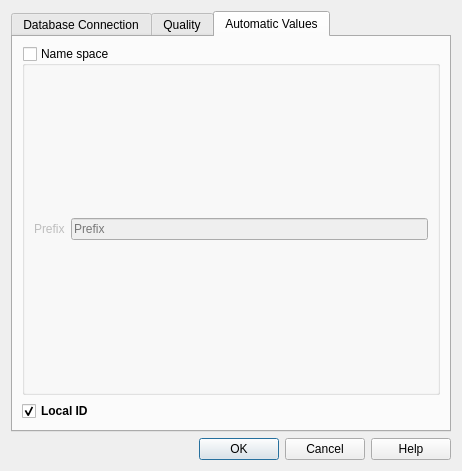
This is asistente_ladm_col/ui/settings_dialog.ui in SwissTierrasColombia/Asistente-LADM-COL as Qt 5 draws it before an edit. The edited form follows.
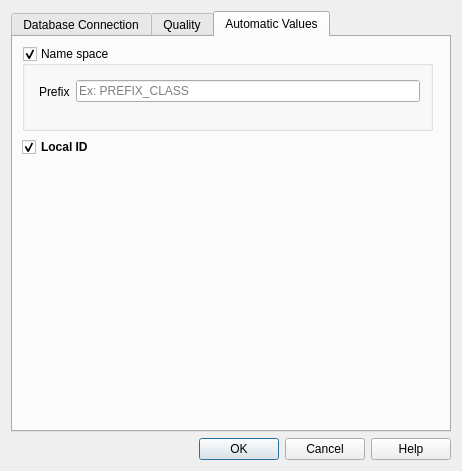
This is the edited form. Custom widgets are drawn as their Qt base class.

```diff
--- a/asistente_ladm_col/ui/settings_dialog.ui
+++ b/asistente_ladm_col/ui/settings_dialog.ui
@@ -30,7 +30,7 @@
      </property>
     </widget>
    </item>
-   <item row="1" column="0">
+   <item row="0" column="0">
     <widget class="QTabWidget" name="tabWidget">
      <property name="currentIndex">
       <number>2</number>
@@ -269,20 +269,39 @@
       <attribute name="title">
        <string>Automatic Values</string>
       </attribute>
+      <widget class="QWidget" name="">
+       <property name="geometry">
+        <rect>
+         <x>9</x>
+         <y>9</y>
+         <width>411</width>
+         <height>111</height>
+        </rect>
+       </property>
       <layout class="QVBoxLayout" name="verticalLayout">
        <item>
         <widget class="QgsCollapsibleGroupBox" name="name_space_collapsible_group_box">
          <property name="title">
           <string>Name space</string>
          </property>
+          <property name="flat">
+           <bool>true</bool>
+          </property>
          <property name="checkable">
           <bool>true</bool>
          </property>
          <property name="checked">
-          <bool>false</bool>
-         </property>
-         <layout class="QGridLayout" name="gridLayout_3">
-          <item row="0" column="0">
+           <bool>true</bool>
+          </property>
+          <widget class="QWidget" name="">
+           <property name="geometry">
+            <rect>
+             <x>17</x>
+             <y>25</y>
+             <width>381</width>
+             <height>41</height>
+            </rect>
+           </property>
            <layout class="QHBoxLayout" name="horizontalLayout_5">
             <item>
              <widget class="QLabel" name="label_7">
@@ -303,14 +322,12 @@
                <string>&lt;html&gt;&lt;head/&gt;&lt;body&gt;&lt;p&gt;&lt;br/&gt;&lt;/p&gt;&lt;/body&gt;&lt;/html&gt;</string>
               </property>
               <property name="placeholderText">
-               <string>Prefix</string>
+               <string>Ex: PREFIX_CLASS</string>
               </property>
              </widget>
             </item>
            </layout>
-          </item>
-         </layout>
-         <zorder></zorder>
+          </widget>
         </widget>
        </item>
        <item>
@@ -330,6 +347,7 @@
         </widget>
        </item>
       </layout>
+      </widget>
      </widget>
     </widget>
    </item>
```
Lines whose indentation alone changed are shown as unchanged.
